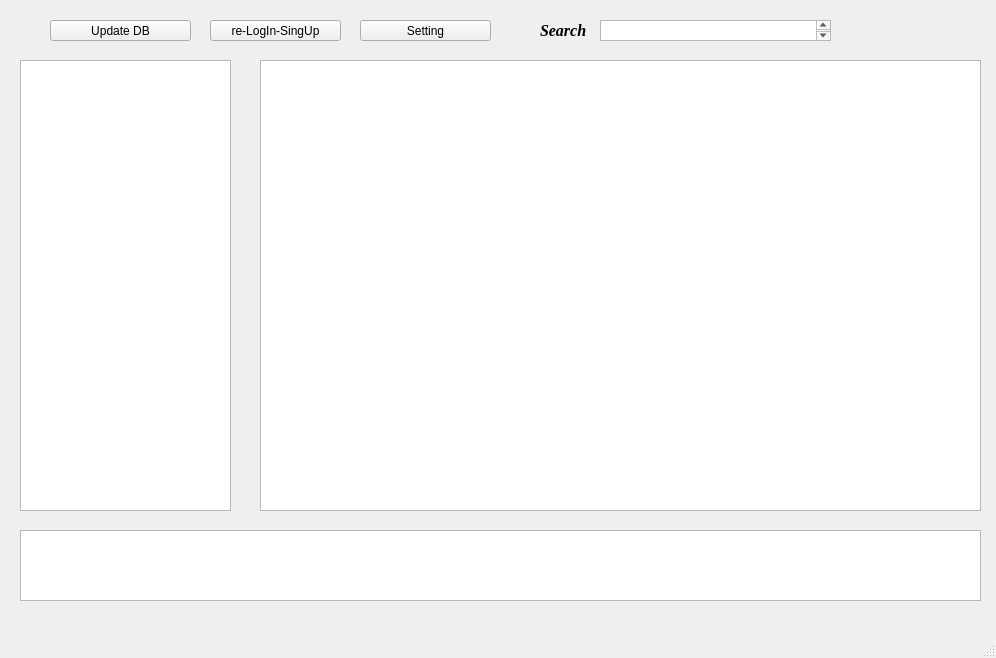
Qt form userwindow.ui (Backart/DBapp) before a commit.
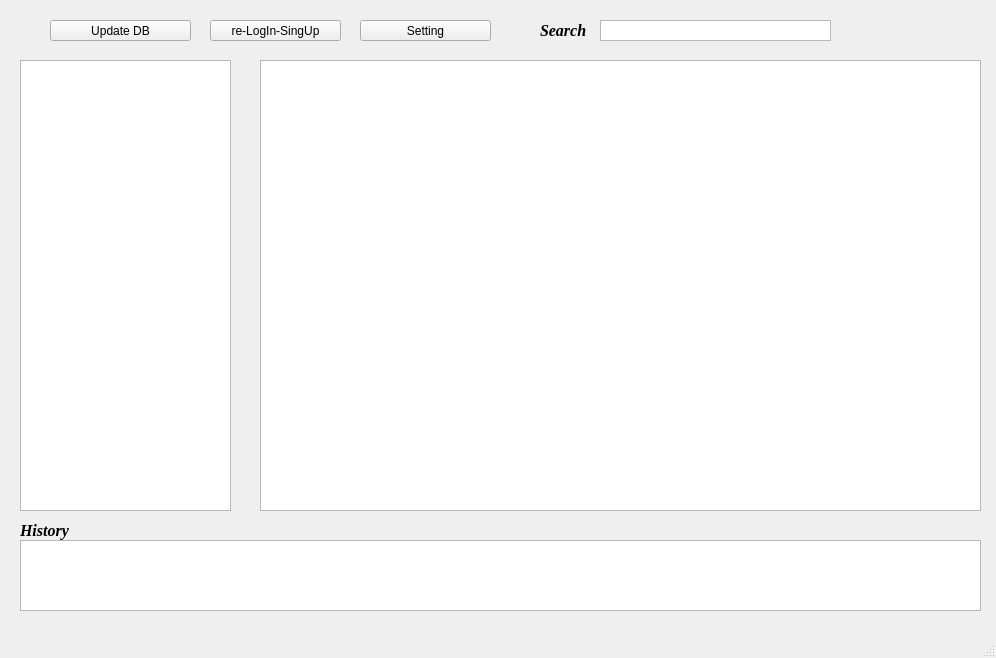
The same form after that commit.

Commit message: imperfect code history and fix window sign in

The edit to the form file:
```diff
--- a/userwindow.ui
+++ b/userwindow.ui
@@ -43,6 +43,15 @@
       <height>21</height>
      </rect>
     </property>
+    <property name="mouseTracking">
+     <bool>true</bool>
+    </property>
+    <property name="acceptDrops">
+     <bool>true</bool>
+    </property>
+    <property name="verticalScrollBarPolicy">
+     <enum>Qt::ScrollBarPolicy::ScrollBarAlwaysOff</enum>
+    </property>
     <property name="html">
      <string>&lt;!DOCTYPE HTML PUBLIC &quot;-//W3C//DTD HTML 4.0//EN&quot; &quot;http://www.w3.org/TR/REC-html40/strict.dtd&quot;&gt;
 &lt;html&gt;&lt;head&gt;&lt;meta name=&quot;qrichtext&quot; content=&quot;1&quot; /&gt;&lt;meta charset=&quot;utf-8&quot; /&gt;&lt;style type=&quot;text/css&quot;&gt;
@@ -50,8 +59,8 @@
 hr { height: 1px; border-width: 0; }
 li.unchecked::marker { content: &quot;\2610&quot;; }
 li.checked::marker { content: &quot;\2612&quot;; }
-&lt;/style&gt;&lt;/head&gt;&lt;body style=&quot; font-family:'Segoe UI'; font-size:9pt; font-weight:400; font-style:normal;&quot;&gt;
-&lt;p style=&quot; margin-top:12px; margin-bottom:12px; margin-left:0px; margin-right:0px; -qt-block-indent:0; text-indent:0px;&quot;&gt;&lt;br /&gt;&lt;/p&gt;&lt;/body&gt;&lt;/html&gt;</string>
+&lt;/style&gt;&lt;/head&gt;&lt;body style=&quot; font-family:'Cantarell'; font-size:11pt; font-weight:400; font-style:normal;&quot;&gt;
+&lt;p style=&quot; margin-top:12px; margin-bottom:12px; margin-left:0px; margin-right:0px; -qt-block-indent:0; text-indent:0px;&quot;&gt;&lt;span style=&quot; font-family:'Segoe UI'; font-size:9pt;&quot;&gt;&lt;br /&gt;&lt;/span&gt;&lt;/p&gt;&lt;/body&gt;&lt;/html&gt;</string>
     </property>
    </widget>
    <widget class="QPushButton" name="pushButton_UpdateDB">
@@ -97,7 +106,7 @@
     <property name="geometry">
      <rect>
       <x>20</x>
-      <y>530</y>
+      <y>540</y>
       <width>961</width>
       <height>71</height>
      </rect>
@@ -124,6 +133,27 @@
      <string>Search</string>
     </property>
    </widget>
+   <widget class="QLabel" name="label_history">
+    <property name="geometry">
+     <rect>
+      <x>20</x>
+      <y>520</y>
+      <width>51</width>
+      <height>21</height>
+     </rect>
+    </property>
+    <property name="font">
+     <font>
+      <family>Times New Roman</family>
+      <pointsize>12</pointsize>
+      <italic>true</italic>
+      <bold>true</bold>
+     </font>
+    </property>
+    <property name="text">
+     <string>History</string>
+    </property>
+   </widget>
   </widget>
   <widget class="QMenuBar" name="menubar">
    <property name="geometry">
```
Left out of the diff: 4 changed lines with no effect on the pictures. The commit also changes 7 other files.
